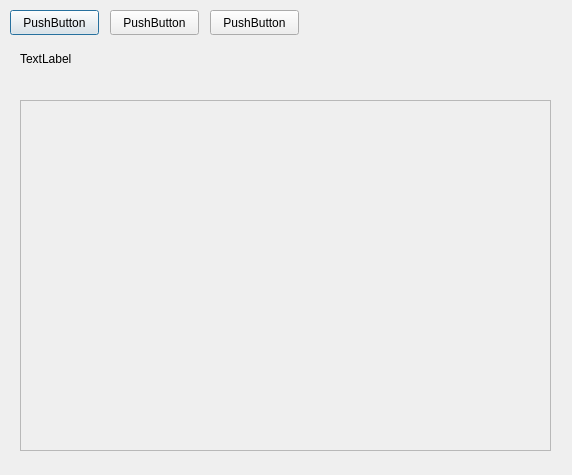
Above: Translate/constructorform.ui from gagikpog/TestAndTranslate before the change. Below: the same form after it.
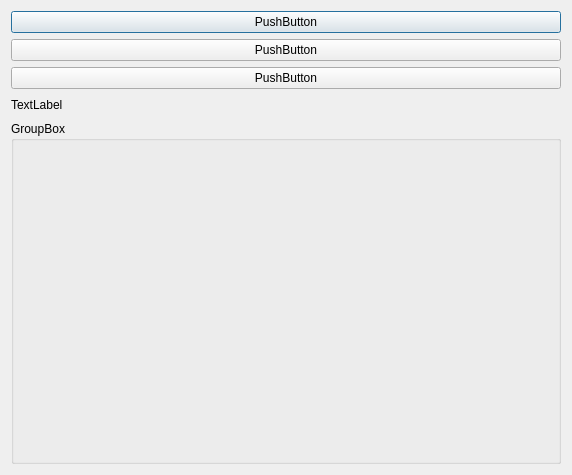
That is the form after the change.

Commit message: draw buttom on groupBox

```diff
--- a/Translate/constructorform.ui
+++ b/Translate/constructorform.ui
@@ -13,74 +13,49 @@
   <property name="windowTitle">
    <string>Dialog</string>
   </property>
-  <widget class="QPushButton" name="pushButton">
-   <property name="geometry">
-    <rect>
-     <x>10</x>
-     <y>10</y>
-     <width>89</width>
-     <height>25</height>
-    </rect>
-   </property>
-   <property name="text">
-    <string>PushButton</string>
-   </property>
-  </widget>
-  <widget class="QPushButton" name="pushButton_3">
-   <property name="geometry">
-    <rect>
-     <x>210</x>
-     <y>10</y>
-     <width>89</width>
-     <height>25</height>
-    </rect>
-   </property>
-   <property name="text">
-    <string>PushButton</string>
-   </property>
-  </widget>
-  <widget class="QFrame" name="frame">
-   <property name="geometry">
-    <rect>
-     <x>20</x>
-     <y>100</y>
-     <width>531</width>
-     <height>351</height>
-    </rect>
-   </property>
-   <property name="frameShape">
-    <enum>QFrame::StyledPanel</enum>
-   </property>
-   <property name="frameShadow">
-    <enum>QFrame::Raised</enum>
-   </property>
-  </widget>
+  <layout class="QVBoxLayout" name="verticalLayout">
+   <item>
   <widget class="QPushButton" name="pushButton_2">
-   <property name="geometry">
-    <rect>
-     <x>110</x>
-     <y>10</y>
-     <width>89</width>
-     <height>25</height>
-    </rect>
-   </property>
+     <property name="text">
+      <string>PushButton</string>
+     </property>
+    </widget>
+   </item>
+   <item>
+    <widget class="QPushButton" name="pushButton_3">
    <property name="text">
     <string>PushButton</string>
    </property>
   </widget>
+   </item>
+   <item>
+    <widget class="QPushButton" name="pushButton">
+     <property name="text">
+      <string>PushButton</string>
+     </property>
+    </widget>
+   </item>
+   <item>
   <widget class="QLabel" name="label">
-   <property name="geometry">
-    <rect>
-     <x>20</x>
-     <y>50</y>
-     <width>67</width>
-     <height>17</height>
-    </rect>
+     <property name="maximumSize">
+      <size>
+       <width>16777215</width>
+       <height>20</height>
+      </size>
    </property>
    <property name="text">
     <string>TextLabel</string>
    </property>
   </widget>
+   </item>
+   <item>
+    <widget class="QGroupBox" name="frame">
+     <property name="title">
+      <string>GroupBox</string>
+     </property>
+    </widget>
+   </item>
+  </layout>
  </widget>
  <resources/>
  <connections/>
```
Lines whose indentation alone changed are shown as unchanged. The commit also changes 14 other files.
